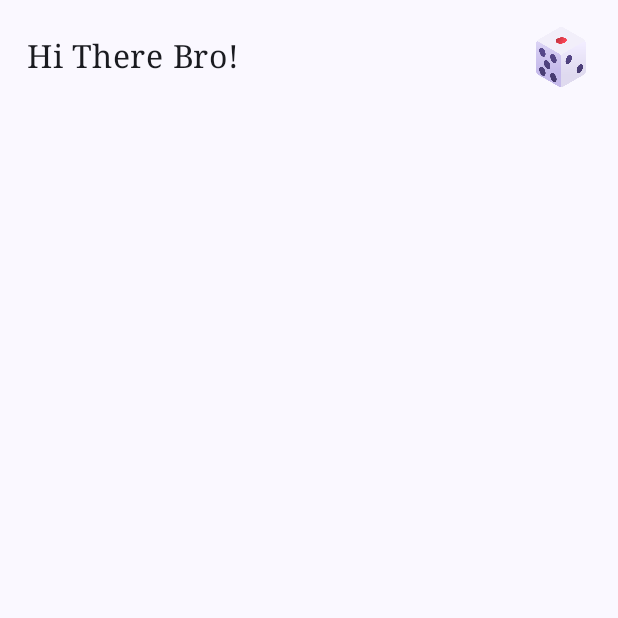
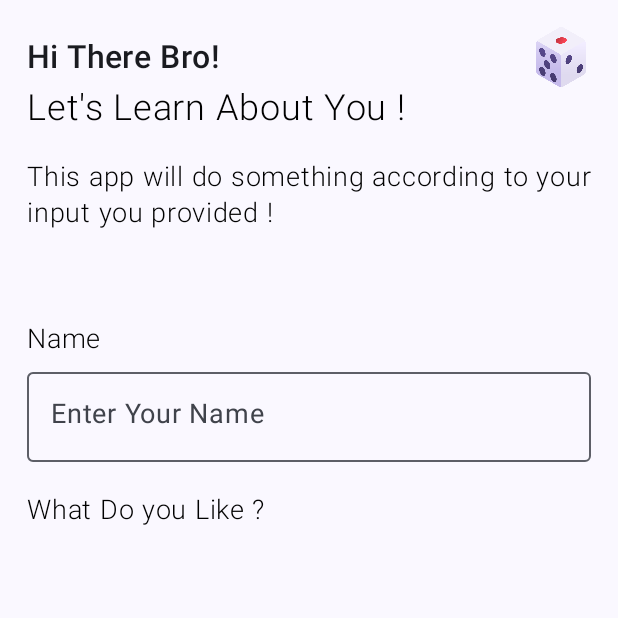
Before and after one commit to toufiqism/compose-journey, an Android app built with Jetpack Compose: the UserInputScreen screen opened through its navigation route, on a phone screen of 412 x 824 dp, the top half of it. Run offline under Robolectric (Android 15) with nearby library versions, the phone set to English and light mode, and no system bars.

Commit message:
Update compose project
Added Ui State
Added Textfield and Handling functions

```diff
--- /dev/null
+++ b/MyComposeApplication/app/src/main/java/com/toufiq/mycomposeapplication/data/UserDataUiEvents.kt
@@ -0,0 +1,6 @@
+package com.toufiq.mycomposeapplication.data
+
+sealed class UserDataUiEvents {
+    data class UserNameEntered(val name: String) : UserDataUiEvents()
+    data class AnimalSelected(val animalValue: String) : UserDataUiEvents()
+}
--- /dev/null
+++ b/MyComposeApplication/app/src/main/java/com/toufiq/mycomposeapplication/data/UserInputScreenState.kt
@@ -0,0 +1,6 @@
+package com.toufiq.mycomposeapplication.data
+
+data class UserInputScreenState(
+    var nameEntered: String = "",
+    var animalSelected: String = ""
+)
--- a/MyComposeApplication/app/src/main/java/com/toufiq/mycomposeapplication/ui/components/AppComponents.kt
+++ b/MyComposeApplication/app/src/main/java/com/toufiq/mycomposeapplication/ui/components/AppComponents.kt
@@ -7,14 +7,25 @@ import androidx.compose.foundation.layout.fillMaxWidth
 import androidx.compose.foundation.layout.height
 import androidx.compose.foundation.layout.padding
 import androidx.compose.foundation.layout.size
+import androidx.compose.foundation.text.KeyboardActions
+import androidx.compose.foundation.text.KeyboardOptions
+import androidx.compose.material3.OutlinedTextField
 import androidx.compose.material3.Text
 import androidx.compose.runtime.Composable
+import androidx.compose.runtime.getValue
+import androidx.compose.runtime.mutableStateOf
+import androidx.compose.runtime.remember
+import androidx.compose.runtime.setValue
 import androidx.compose.ui.Alignment
 import androidx.compose.ui.Modifier
+import androidx.compose.ui.graphics.Color
+import androidx.compose.ui.platform.LocalFocusManager
 import androidx.compose.ui.res.painterResource
+import androidx.compose.ui.text.TextStyle
 import androidx.compose.ui.text.font.FontFamily
 import androidx.compose.ui.text.font.FontStyle
 import androidx.compose.ui.text.font.FontWeight
+import androidx.compose.ui.text.input.ImeAction
 import androidx.compose.ui.tooling.preview.Preview
 import androidx.compose.ui.unit.TextUnit
 import androidx.compose.ui.unit.dp
@@ -30,7 +41,6 @@ fun AppBarView(text: String) {
         Text(
             text = text,
             fontSize = 21.sp,
-            fontFamily = FontFamily.Serif,
             fontWeight = FontWeight.Medium
         )
         Spacer(modifier = Modifier.weight(1f))
@@ -43,7 +53,7 @@ fun AppBarView(text: String) {
 }
 
 
-@Preview
+@Preview(showBackground = true)
 @Composable
 fun AppBarViewPreview() {
     AppBarView("Hello")
@@ -51,12 +61,41 @@ fun AppBarViewPreview() {
 
 
 @Composable
-fun TextComponent(textValue: String, size: TextUnit) {
-    Text(text = textValue, fontSize = size)
+fun TextComponent(textValue: String, size: TextUnit, colorValue: Color = Color.Black) {
+    Text(text = textValue, fontSize = size, color = colorValue, fontWeight = FontWeight.Light)
 }
 
-@Preview
+@Preview(showBackground = true)
 @Composable
 fun TextComponentPreview() {
-    TextComponent(textValue = "Hey!", size = 17.sp)
+    TextComponent(textValue = "Hey!", size = 24.sp)
 }
+
+
+@Composable
+fun TextFieldComponent(onTextChange: (name: String) -> Unit) {
+    val currentValue by remember {
+        mutableStateOf("")
+    }
+    val localFocusManager = LocalFocusManager.current
+
+    OutlinedTextField(
+        modifier = Modifier.fillMaxWidth(),
+        value = currentValue,
+        onValueChange = {
+            onTextChange(it)
+        },
+        placeholder = {
+            Text(text = "Enter Your Name", fontSize = 18.sp)
+        },
+        textStyle = TextStyle.Default.copy(fontSize = 24.sp),
+        keyboardOptions = KeyboardOptions(imeAction = ImeAction.Done),
+        keyboardActions = KeyboardActions { localFocusManager.clearFocus() }
+    )
+}
+
+@Preview(showBackground = true)
+@Composable
+fun TextFieldComponentPreview() {
+    TextFieldComponent({})
+}
--- a/MyComposeApplication/app/src/main/java/com/toufiq/mycomposeapplication/ui/screens/NavGraph.kt
+++ b/MyComposeApplication/app/src/main/java/com/toufiq/mycomposeapplication/ui/screens/NavGraph.kt
@@ -1,20 +1,22 @@
 package com.toufiq.mycomposeapplication.ui.screens
 
 import androidx.compose.runtime.Composable
+import androidx.lifecycle.viewmodel.compose.viewModel
 import androidx.navigation.compose.NavHost
 import androidx.navigation.compose.composable
 import androidx.navigation.compose.rememberNavController
+import com.toufiq.mycomposeapplication.ui.UserInputViewModel
 
 @Composable
-fun FunFactsNavGraph() {
+fun FunFactsNavGraph(userInputViewModel: UserInputViewModel = viewModel()) {
     val navController = rememberNavController()
 
     NavHost(navController = navController, startDestination = Routes.WELCOME_SCREEN) {
         composable(Routes.USER_INPUT_SCREEN) {
-            UserInputScreen(navController)
+            UserInputScreen(userInputViewModel)
         }
         composable(Routes.WELCOME_SCREEN) {
-            WelcomeScreen(navController)
+            WelcomeScreen()
         }
     }
 }
--- a/MyComposeApplication/app/src/main/java/com/toufiq/mycomposeapplication/ui/screens/UserInputScreen.kt
+++ b/MyComposeApplication/app/src/main/java/com/toufiq/mycomposeapplication/ui/screens/UserInputScreen.kt
@@ -2,22 +2,29 @@ package com.toufiq.mycomposeapplication.ui.screens
 
 import androidx.compose.foundation.clickable
 import androidx.compose.foundation.layout.Column
+import androidx.compose.foundation.layout.Spacer
 import androidx.compose.foundation.layout.fillMaxSize
 import androidx.compose.foundation.layout.fillMaxWidth
 import androidx.compose.foundation.layout.height
 import androidx.compose.foundation.layout.padding
+import androidx.compose.foundation.layout.size
 import androidx.compose.material3.Surface
 import androidx.compose.material3.Text
 import androidx.compose.runtime.Composable
 import androidx.compose.ui.Modifier
 import androidx.compose.ui.tooling.preview.Preview
 import androidx.compose.ui.unit.dp
+import androidx.compose.ui.unit.sp
 import androidx.navigation.NavController
 import androidx.navigation.compose.rememberNavController
+import com.toufiq.mycomposeapplication.data.UserDataUiEvents
+import com.toufiq.mycomposeapplication.ui.UserInputViewModel
 import com.toufiq.mycomposeapplication.ui.components.AppBarView
+import com.toufiq.mycomposeapplication.ui.components.TextComponent
+import com.toufiq.mycomposeapplication.ui.components.TextFieldComponent
 
 @Composable
-fun UserInputScreen(navController: NavController) {
+fun UserInputScreen(userInputViewModel: UserInputViewModel) {
     Surface(modifier = Modifier.fillMaxSize()) {
         Column(
             modifier = Modifier
@@ -25,6 +32,28 @@ fun UserInputScreen(navController: NavController) {
                 .padding(18.dp)
         ) {
             AppBarView("Hi There Bro!")
+            TextComponent(
+                textValue = "Let's Learn About You !", size = 24.sp
+            )
+            Spacer(modifier = Modifier.size(20.dp))
+            TextComponent(
+                textValue = "This app will do something according to your input you provided !",
+                size = 18.sp
+            )
+            Spacer(modifier = Modifier.size(60.dp))
+            TextComponent(
+                textValue = "Name",
+                size = 18.sp
+            )
+            Spacer(modifier = Modifier.size(10.dp))
+            TextFieldComponent(onTextChange = {
+                userInputViewModel.onEvent(UserDataUiEvents.UserNameEntered(it))
+            })
+            Spacer(modifier = Modifier.size(20.dp))
+            TextComponent(
+                textValue = "What Do you Like ?",
+                size = 18.sp
+            )
         }
     }
 }
@@ -32,5 +61,5 @@ fun UserInputScreen(navController: NavController) {
 @Preview
 @Composable
 fun UserInputScreenPreview() {
-    UserInputScreen(rememberNavController())
+    UserInputScreen(UserInputViewModel())
 }
--- a/MyComposeApplication/app/src/main/java/com/toufiq/mycomposeapplication/ui/screens/WelcomeScreen.kt
+++ b/MyComposeApplication/app/src/main/java/com/toufiq/mycomposeapplication/ui/screens/WelcomeScreen.kt
@@ -15,14 +15,14 @@ import androidx.navigation.NavController
 import androidx.navigation.compose.rememberNavController
 
 @Composable
-fun WelcomeScreen(navController: NavController) {
+fun WelcomeScreen() {
     Surface(modifier = Modifier.fillMaxSize()) {
         Text(
             text = Routes.WELCOME_SCREEN, modifier = Modifier
                 .fillMaxWidth()
                 .height(80.dp)
                 .clickable {
-                    navController.navigate(Routes.USER_INPUT_SCREEN)
+
                 }
         )
     }
@@ -31,5 +31,5 @@ fun WelcomeScreen(navController: NavController) {
 @Preview
 @Composable
 fun WelcomeScreenPreview() {
-    WelcomeScreen(rememberNavController())
+    WelcomeScreen()
 }
```
Also changed, not shown: MyComposeApplication/app/src/main/java/com/toufiq/mycomposeapplication/ui/UserInputViewModel.kt (added, +30 -0 lines).
